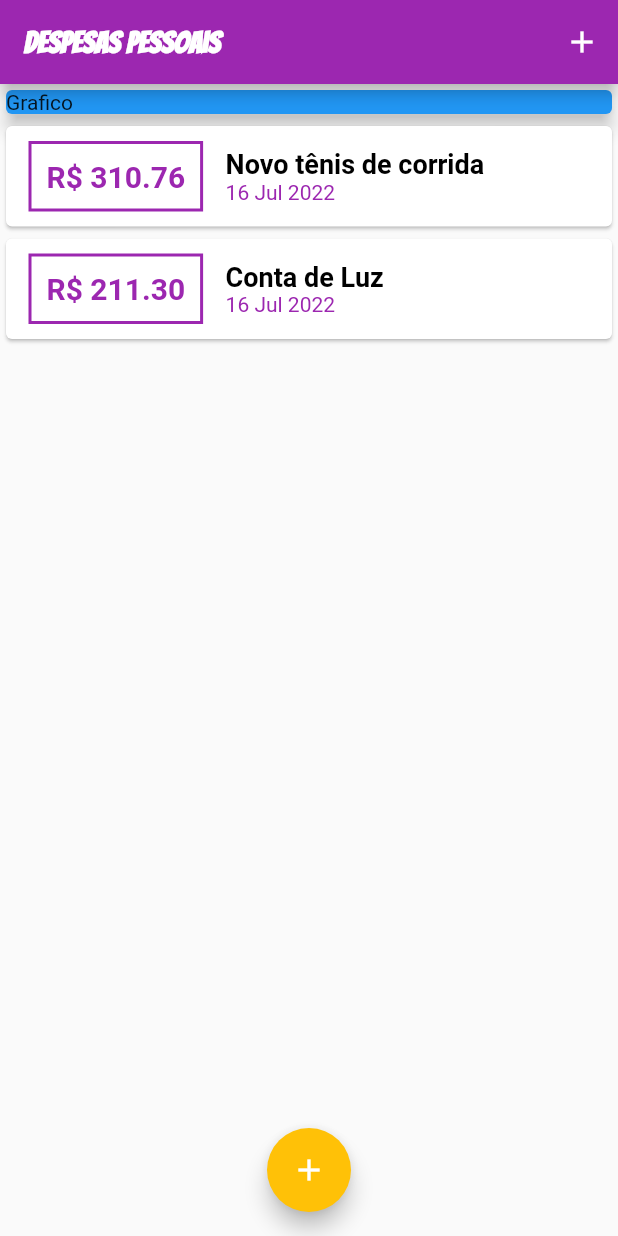
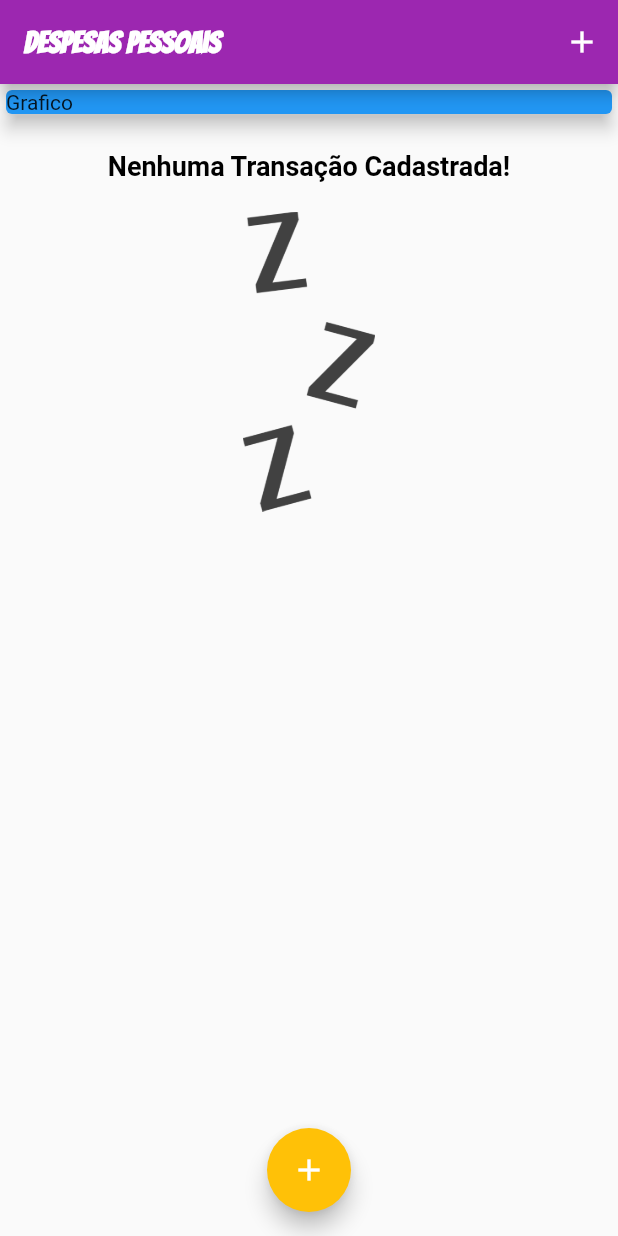
Before and after one commit to LuizRoberto18/ExpensesApp, a Flutter app: the screen it shows after launch, on a phone screen of 412 x 824 dp. Run offline on Flutter 3.47's test engine with Material 2 defaults, Android fonts, the phone set to English and light mode, and no system bars; Roboto replaces fonts that are missing (EduQLDBeginner).

Commit message:
adicionando operador ternario para que se a lista estiver vazia ele mostra uma imagem e uma mensagem indicando que ainda não foi adicionado nenhuma transação

```diff
--- a/lib/components/transaction_list.dart
+++ b/lib/components/transaction_list.dart
@@ -11,7 +11,25 @@ class TransactionList extends StatelessWidget {
   Widget build(BuildContext context) {
     return Container(
       height: 300,
-      child: ListView.builder(
+      child: transactions.isEmpty
+          ? Column(
+              children: [
+                SizedBox(height: 20),
+                Text(
+                  "Nenhuma Transação Cadastrada!",
+                  style: Theme.of(context).textTheme.headline6,
+                ),
+                SizedBox(height: 20),
+                Container(
+                  height: 200,
+                  child: Image.asset(
+                    "assets/imagens/waiting.png",
+                    fit: BoxFit.cover,
+                  ),
+                ),
+              ],
+            )
+          : ListView.builder(
               itemCount: transactions.length,
               itemBuilder: (ctx, index) {
                 final tr = transactions[index];
@@ -19,8 +37,8 @@ class TransactionList extends StatelessWidget {
                   child: Row(
                     children: [
                       Container(
-                  margin:
-                      const EdgeInsets.symmetric(horizontal: 15, vertical: 10),
+                        margin: const EdgeInsets.symmetric(
+                            horizontal: 15, vertical: 10),
                         decoration: BoxDecoration(
                           border: Border.all(
                             color: Colors.purple,
--- a/lib/main.dart
+++ b/lib/main.dart
@@ -48,8 +48,8 @@ class MyHomePage extends StatefulWidget {
 }
 
 class _MyHomePageState extends State<MyHomePage> {
-  final _transactions = [
-    Transaction(
+  final List<Transaction> _transactions = [
+    /*Transaction(
       id: 't1',
       title: 'Novo tênis de corrida',
       value: 310.76,
@@ -60,7 +60,7 @@ class _MyHomePageState extends State<MyHomePage> {
       title: 'Conta de Luz',
       value: 211.30,
       date: DateTime.now(),
-    ),
+    ),*/
   ];
   _openTransactionFormModal(BuildContext context) {
     showModalBottomSheet(
--- a/pubspec.yaml
+++ b/pubspec.yaml
@@ -58,8 +58,8 @@ flutter:
   uses-material-design: true
 
   # To add assets to your application, add an assets section, like this:
-  # assets:
-  #   - images/a_dot_burr.jpeg
+  assets:
+    - assets/imagens/waiting.png
   #   - images/a_dot_ham.jpeg
 
   # An image asset can refer to one or more resolution-specific "variants", see
```
Also changed, not shown: assets/imagens/waiting.png (added). Lines whose indentation alone changed are shown as unchanged.
